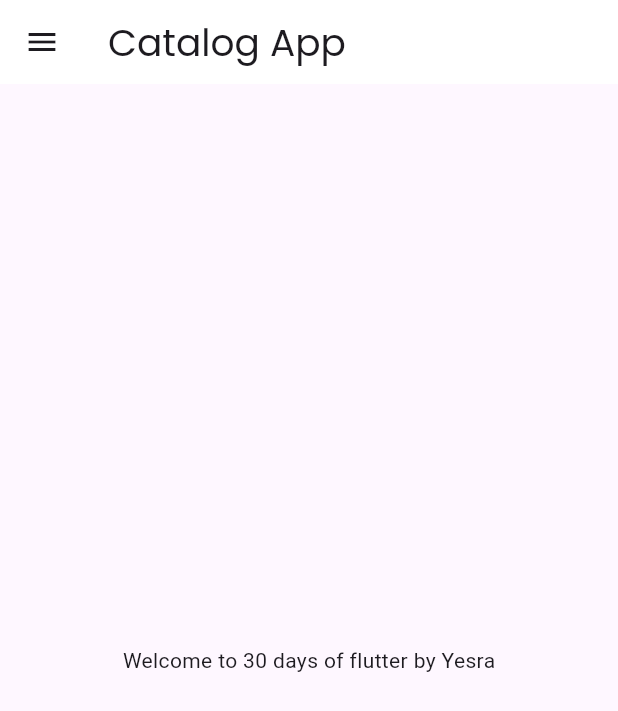
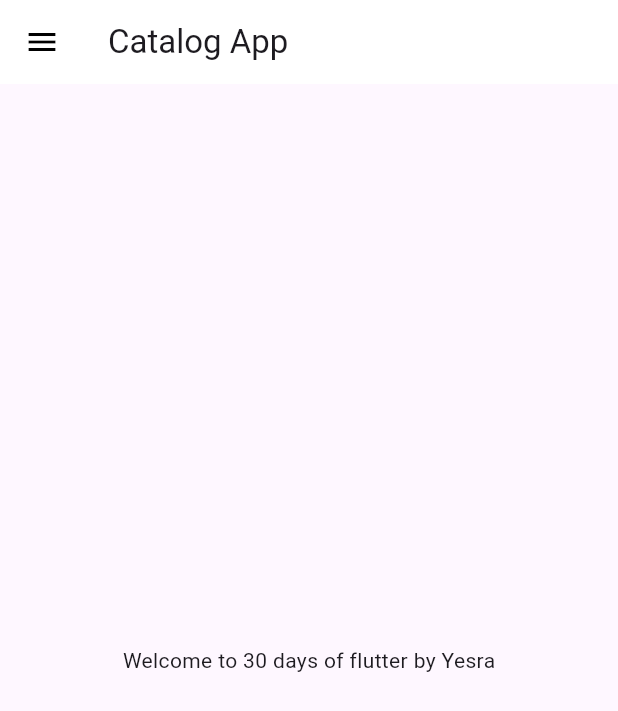
Before and after one commit to yesra29/catalog_app, a Flutter app: the screen it shows after launch, on a phone screen of 412 x 824 dp. Shown: the top 711 px of the screen. Run offline on Flutter 3.47's test engine with Material 3 defaults, Android fonts, the phone set to English and light mode, and no system bars; our stand-ins replace google_fonts.

Commit message:
themes added

```diff
--- a/lib/main.dart
+++ b/lib/main.dart
@@ -2,6 +2,7 @@ import 'package:flutter/material.dart';
 import 'package:flutter_catalog/pages/LoginPage.dart';
 import 'package:flutter_catalog/pages/homePage.dart';
 import 'package:flutter_catalog/utils/routes.dart';
+import 'package:flutter_catalog/widgets/themes.dart';
 import 'package:google_fonts/google_fonts.dart';
 
 
@@ -19,18 +20,9 @@ class MyApp extends StatelessWidget {
   Widget build(BuildContext context) {
     return MaterialApp(
       debugShowCheckedModeBanner: false,
-
-
-      // home: homePage (),
       themeMode: ThemeMode.light,
-      theme: ThemeData(
-          // brightness: Brightness.dark,
-        primarySwatch: Colors.deepPurple,
-          primaryTextTheme: GoogleFonts.latoTextTheme()
-      ),
-      darkTheme: ThemeData(
-          brightness: Brightness.light,
-      ),
+      theme: MyTheme.lightTheme(context),
+      darkTheme: MyTheme.darkTheme(context),
       initialRoute: MyRoutes.homeRoute,
       routes: {
         "/" : (context) => loginPage(),
--- a/lib/pages/homePage.dart
+++ b/lib/pages/homePage.dart
@@ -9,10 +9,8 @@ class homePage  extends StatelessWidget {
   Widget build(BuildContext context) {
     return Scaffold(
       appBar: AppBar(
-        backgroundColor: Colors.white,
-        title: Text("Catalog App",
-          style: GoogleFonts.poppins(fontSize: 25),
-        ),
+        title: Text("Catalog App"
+      ),
       ),
       body: Center(
         child: Container(
--- a/lib/widgets/drawer.dart
+++ b/lib/widgets/drawer.dart
@@ -21,7 +21,7 @@ class myDrawer extends StatelessWidget {
                        color: Colors.white,
                      ),
                      accountName: Text("Yesra Fatima"),
-                     accountEmail: Text("Fyesra0@gmail.com"),
+                     accountEmail: Text("fyesra0@gmail.com"),
                    currentAccountPicture: CircleAvatar(
                      backgroundImage: AssetImage("assets/image/myPic.jpg"),
                    )
--- /dev/null
+++ b/lib/widgets/themes.dart
@@ -0,0 +1,21 @@
+import 'package:flutter/material.dart';
+import 'package:google_fonts/google_fonts.dart';
+class MyTheme{
+   static ThemeData lightTheme (BuildContext context) =>ThemeData(
+// brightness: Brightness.dark,
+    primarySwatch: Colors.deepPurple,
+    primaryTextTheme: GoogleFonts.latoTextTheme(),
+    appBarTheme: AppBarTheme(
+      color: Colors.white,
+      elevation: 0.0,
+      iconTheme: IconThemeData(
+        color: Colors.black,
+      ),
+      titleTextStyle: Theme.of(context).textTheme.titleLarge,
+    ),
+  );
+
+   static ThemeData darkTheme (BuildContext context) =>ThemeData(
+      brightness: Brightness.dark,
+   );
+}
```
